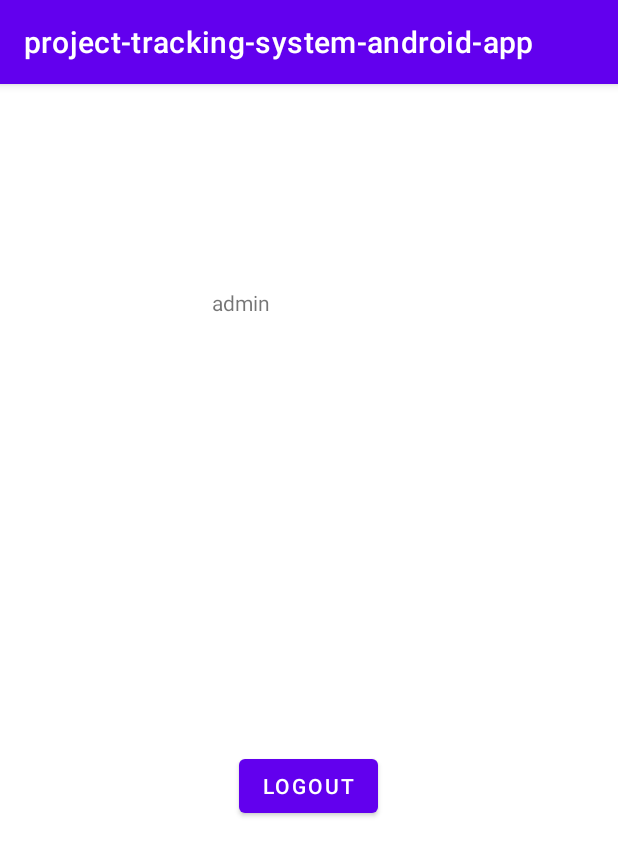
After one commit to SelimHorri/project-tracking-system-mobile-frontend-app, an Android app: the AdminIndexActivity screen opened directly, with no data from a screen before it, on a phone screen of 412 x 824 dp. The commit adds this screen. Shown: the top 856 px of the screen. Run offline under Robolectric (Android 15) with nearby library versions, the phone set to English and light mode, and no system bars.

Commit message:
add employee, manager and admin index activities

```diff
--- a/app/src/main/AndroidManifest.xml
+++ b/app/src/main/AndroidManifest.xml
@@ -11,7 +11,10 @@
         android:roundIcon="@mipmap/ic_launcher_round"
         android:supportsRtl="true"
         android:theme="@style/Theme.Projecttrackingsystemandroidapp">
-        <activity android:name=".LoginActivity"></activity>
+        <activity android:name=".AdminIndexActivity"></activity>
+        <activity android:name=".ManagerIndexActivity" />
+        <activity android:name=".EmployeeIndexActivity" />
+        <activity android:name=".LoginActivity" />
         <activity android:name=".HomeActivity">
             <intent-filter>
                 <action android:name="android.intent.action.MAIN" />
--- /dev/null
+++ b/app/src/main/java/com/selimhorri/pack/AdminIndexActivity.java
@@ -0,0 +1,33 @@
+package com.selimhorri.pack;
+
+import androidx.appcompat.app.AppCompatActivity;
+
+import android.content.Context;
+import android.content.Intent;
+import android.content.SharedPreferences;
+import android.os.Bundle;
+import android.widget.Button;
+import android.widget.TextView;
+
+public class AdminIndexActivity extends AppCompatActivity {
+
+    private TextView textView;
+    private Button button;
+
+    @Override
+    protected void onCreate(Bundle savedInstanceState) {
+        super.onCreate(savedInstanceState);
+        setContentView(R.layout.activity_admin_index);
+
+        this.textView = super.findViewById(R.id.textView3);
+        this.button = super.findViewById(R.id.button3);
+
+        this.button.setOnClickListener(v -> {
+            SharedPreferences.Editor editor = super.getSharedPreferences("admin_shared_preferences", Context.MODE_PRIVATE).edit();
+            editor.clear();
+            editor.apply();
+            super.startActivity(new Intent(AdminIndexActivity.this, HomeActivity.class));
+        });
+
+    }
+}
--- /dev/null
+++ b/app/src/main/res/layout/activity_admin_index.xml
@@ -0,0 +1,30 @@
+<?xml version="1.0" encoding="utf-8"?>
+<androidx.constraintlayout.widget.ConstraintLayout xmlns:android="http://schemas.android.com/apk/res/android"
+    xmlns:app="http://schemas.android.com/apk/res-auto"
+    xmlns:tools="http://schemas.android.com/tools"
+    android:layout_width="match_parent"
+    android:layout_height="match_parent"
+    tools:context=".AdminIndexActivity">
+
+    <Button
+        android:id="@+id/button3"
+        android:layout_width="wrap_content"
+        android:layout_height="wrap_content"
+        android:layout_marginBottom="276dp"
+        android:text="Logout"
+        app:layout_constraintBottom_toBottomOf="parent"
+        app:layout_constraintEnd_toEndOf="parent"
+        app:layout_constraintHorizontal_bias="0.498"
+        app:layout_constraintStart_toStartOf="parent"
+        app:layout_constraintTop_toBottomOf="@+id/textView" />
+
+    <TextView
+        android:id="@+id/textView3"
+        android:layout_width="129dp"
+        android:layout_height="42dp"
+        android:layout_marginTop="136dp"
+        android:text="admin"
+        app:layout_constraintEnd_toEndOf="parent"
+        app:layout_constraintStart_toStartOf="parent"
+        app:layout_constraintTop_toTopOf="parent" />
+</androidx.constraintlayout.widget.ConstraintLayout>
```
Also changed, not shown: app/src/main/java/com/selimhorri/pack/EmployeeIndexActivity.java (added, +33 -0 lines), app/src/main/java/com/selimhorri/pack/LoginActivity.java (+41 -1 lines), app/src/main/java/com/selimhorri/pack/ManagerIndexActivity.java (added, +33 -0 lines), app/src/main/res/layout/activity_employee_index.xml (added, +30 -0 lines), app/src/main/res/layout/activity_manager_index.xml (added, +30 -0 lines).
